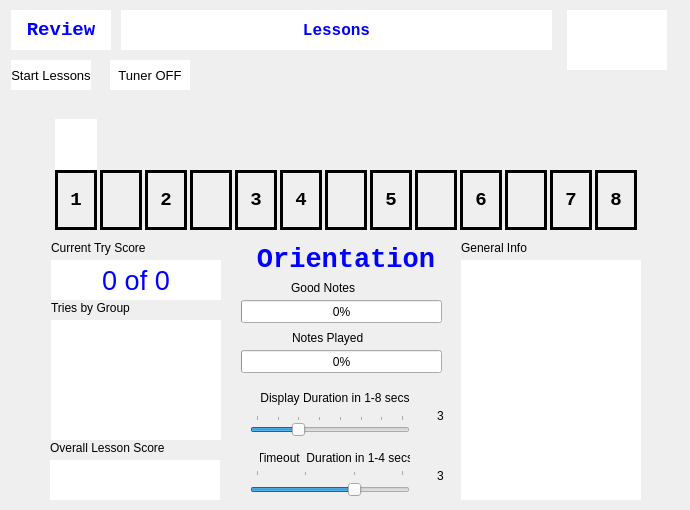
Old version of the form widget.ui in the repository knordine11/knThreadedQuizFull.
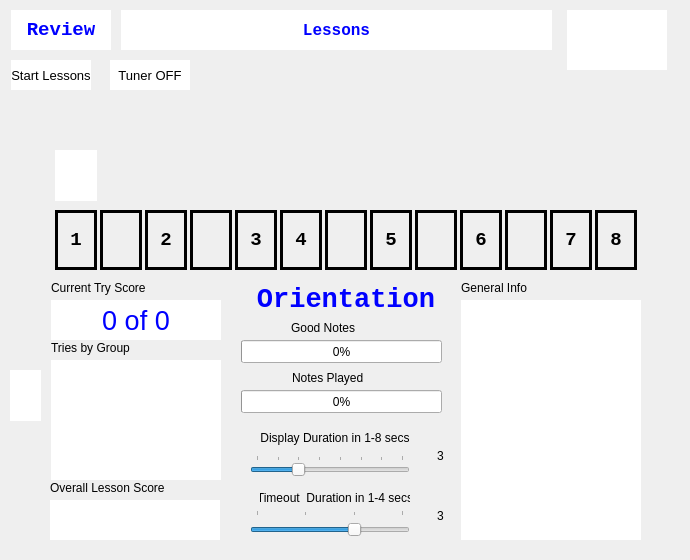
New version of the form.

Commit message: added -1 octave shift bug fix on seg fault

Diff of the .ui file:
```diff
--- a/widget.ui
+++ b/widget.ui
@@ -7,7 +7,7 @@
     <x>0</x>
     <y>0</y>
     <width>690</width>
-    <height>510</height>
+    <height>560</height>
    </rect>
   </property>
   <property name="windowTitle">
@@ -17,7 +17,7 @@
    <property name="geometry">
     <rect>
      <x>241</x>
-     <y>350</y>
+     <y>390</y>
      <width>201</width>
      <height>23</height>
     </rect>
@@ -33,7 +33,7 @@
    <property name="geometry">
     <rect>
      <x>260</x>
-     <y>450</y>
+     <y>490</y>
      <width>150</width>
      <height>16</height>
     </rect>
@@ -52,7 +52,7 @@
    <property name="geometry">
     <rect>
      <x>260</x>
-     <y>390</y>
+     <y>430</y>
      <width>150</width>
      <height>16</height>
     </rect>
@@ -68,7 +68,7 @@
    <property name="geometry">
     <rect>
      <x>461</x>
-     <y>260</y>
+     <y>300</y>
      <width>180</width>
      <height>240</height>
     </rect>
@@ -89,7 +89,7 @@
    <property name="geometry">
     <rect>
      <x>51</x>
-     <y>240</y>
+     <y>280</y>
      <width>150</width>
      <height>16</height>
     </rect>
@@ -102,7 +102,7 @@
    <property name="geometry">
     <rect>
      <x>292</x>
-     <y>330</y>
+     <y>370</y>
      <width>150</width>
      <height>16</height>
     </rect>
@@ -115,7 +115,7 @@
    <property name="geometry">
     <rect>
      <x>190</x>
-     <y>170</y>
+     <y>210</y>
      <width>42</width>
      <height>60</height>
     </rect>
@@ -143,7 +143,7 @@
    <property name="geometry">
     <rect>
      <x>291</x>
-     <y>280</y>
+     <y>320</y>
      <width>150</width>
      <height>16</height>
     </rect>
@@ -175,7 +175,7 @@
    <property name="geometry">
     <rect>
      <x>250</x>
-     <y>415</y>
+     <y>455</y>
      <width>160</width>
      <height>21</height>
     </rect>
@@ -229,7 +229,7 @@
    <property name="geometry">
     <rect>
      <x>51</x>
-     <y>300</y>
+     <y>340</y>
      <width>150</width>
      <height>16</height>
     </rect>
@@ -269,7 +269,7 @@
    <property name="geometry">
     <rect>
      <x>241</x>
-     <y>300</y>
+     <y>340</y>
      <width>201</width>
      <height>23</height>
     </rect>
@@ -285,7 +285,7 @@
    <property name="geometry">
     <rect>
      <x>370</x>
-     <y>170</y>
+     <y>210</y>
      <width>42</width>
      <height>60</height>
     </rect>
@@ -340,7 +340,7 @@
    <property name="geometry">
     <rect>
      <x>595</x>
-     <y>170</y>
+     <y>210</y>
      <width>42</width>
      <height>60</height>
     </rect>
@@ -386,7 +386,7 @@
    <property name="geometry">
     <rect>
      <x>415</x>
-     <y>170</y>
+     <y>210</y>
      <width>42</width>
      <height>60</height>
     </rect>
@@ -414,7 +414,7 @@
    <property name="geometry">
     <rect>
      <x>325</x>
-     <y>170</y>
+     <y>210</y>
      <width>42</width>
      <height>60</height>
     </rect>
@@ -442,7 +442,7 @@
    <property name="geometry">
     <rect>
      <x>250</x>
-     <y>470</y>
+     <y>510</y>
      <width>160</width>
      <height>31</height>
     </rect>
@@ -470,7 +470,7 @@
    <property name="geometry">
     <rect>
      <x>460</x>
-     <y>170</y>
+     <y>210</y>
      <width>42</width>
      <height>60</height>
     </rect>
@@ -498,7 +498,7 @@
    <property name="geometry">
     <rect>
      <x>145</x>
-     <y>170</y>
+     <y>210</y>
      <width>42</width>
      <height>60</height>
     </rect>
@@ -526,7 +526,7 @@
    <property name="geometry">
     <rect>
      <x>241</x>
-     <y>240</y>
+     <y>280</y>
      <width>210</width>
      <height>40</height>
     </rect>
@@ -552,7 +552,7 @@
    <property name="geometry">
     <rect>
      <x>461</x>
-     <y>240</y>
+     <y>280</y>
      <width>150</width>
      <height>16</height>
     </rect>
@@ -565,7 +565,7 @@
    <property name="geometry">
     <rect>
      <x>280</x>
-     <y>170</y>
+     <y>210</y>
      <width>42</width>
      <height>60</height>
     </rect>
@@ -593,7 +593,7 @@
    <property name="geometry">
     <rect>
      <x>55</x>
-     <y>170</y>
+     <y>210</y>
      <width>42</width>
      <height>60</height>
     </rect>
@@ -621,7 +621,7 @@
    <property name="geometry">
     <rect>
      <x>50</x>
-     <y>440</y>
+     <y>480</y>
      <width>150</width>
      <height>16</height>
     </rect>
@@ -634,7 +634,7 @@
    <property name="geometry">
     <rect>
      <x>235</x>
-     <y>170</y>
+     <y>210</y>
      <width>42</width>
      <height>60</height>
     </rect>
@@ -662,7 +662,7 @@
    <property name="geometry">
     <rect>
      <x>550</x>
-     <y>170</y>
+     <y>210</y>
      <width>42</width>
      <height>60</height>
     </rect>
@@ -690,23 +690,32 @@
    <property name="geometry">
     <rect>
      <x>51</x>
-     <y>320</y>
+     <y>360</y>
      <width>170</width>
      <height>120</height>
     </rect>
    </property>
+   <property name="font">
+    <font>
+     <pointsize>14</pointsize>
+    </font>
+   </property>
    <property name="styleSheet">
-    <string notr="true">background: white;</string>
+    <string notr="true">background: white;
+color: blue;</string>
    </property>
    <property name="text">
     <string/>
    </property>
+   <property name="alignment">
+    <set>Qt::AlignmentFlag::AlignCenter</set>
+   </property>
   </widget>
   <widget class="QLabel" name="lb_arrow">
    <property name="geometry">
     <rect>
      <x>55</x>
-     <y>119</y>
+     <y>150</y>
      <width>42</width>
      <height>51</height>
     </rect>
@@ -725,7 +734,7 @@
    <property name="geometry">
     <rect>
      <x>505</x>
-     <y>170</y>
+     <y>210</y>
      <width>42</width>
      <height>60</height>
     </rect>
@@ -749,27 +758,36 @@
     <set>Qt::AlignmentFlag::AlignCenter</set>
    </property>
   </widget>
-  <widget class="QLabel" name="lb_score_2">
+  <widget class="QLabel" name="lb_lessonAvg">
    <property name="geometry">
     <rect>
      <x>50</x>
-     <y>460</y>
+     <y>500</y>
      <width>170</width>
      <height>40</height>
     </rect>
    </property>
+   <property name="font">
+    <font>
+     <pointsize>14</pointsize>
+    </font>
+   </property>
    <property name="styleSheet">
-    <string notr="true">background: white;</string>
+    <string notr="true">background: white;
+color: blue;</string>
    </property>
    <property name="text">
     <string/>
    </property>
+   <property name="alignment">
+    <set>Qt::AlignmentFlag::AlignCenter</set>
+   </property>
   </widget>
   <widget class="QLabel" name="note0s">
    <property name="geometry">
     <rect>
      <x>100</x>
-     <y>170</y>
+     <y>210</y>
      <width>42</width>
      <height>60</height>
     </rect>
@@ -797,7 +815,7 @@
    <property name="geometry">
     <rect>
      <x>51</x>
-     <y>260</y>
+     <y>300</y>
      <width>170</width>
      <height>40</height>
     </rect>
@@ -822,7 +840,7 @@
    <property name="geometry">
     <rect>
      <x>430</x>
-     <y>400</y>
+     <y>440</y>
      <width>21</width>
      <height>31</height>
     </rect>
@@ -838,7 +856,7 @@
    <property name="geometry">
     <rect>
      <x>430</x>
-     <y>460</y>
+     <y>500</y>
      <width>21</width>
      <height>31</height>
     </rect>
@@ -896,6 +914,50 @@
     <string>Tuner OFF</string>
    </property>
   </widget>
+  <widget class="QLabel" name="lb_trycnt">
+   <property name="geometry">
+    <rect>
+     <x>10</x>
+     <y>370</y>
+     <width>31</width>
+     <height>51</height>
+    </rect>
+   </property>
+   <property name="font">
+    <font>
+     <pointsize>14</pointsize>
+    </font>
+   </property>
+   <property name="styleSheet">
+    <string notr="true">background: white;
+color: blue;</string>
+   </property>
+   <property name="text">
+    <string/>
+   </property>
+   <property name="alignment">
+    <set>Qt::AlignmentFlag::AlignCenter</set>
+   </property>
+  </widget>
+  <widget class="QLabel" name="lb_Octave">
+   <property name="geometry">
+    <rect>
+     <x>55</x>
+     <y>120</y>
+     <width>42</width>
+     <height>21</height>
+    </rect>
+   </property>
+   <property name="styleSheet">
+    <string notr="true"/>
+   </property>
+   <property name="text">
+    <string/>
+   </property>
+   <property name="alignment">
+    <set>Qt::AlignmentFlag::AlignCenter</set>
+   </property>
+  </widget>
  </widget>
  <resources/>
  <connections/>
```
The commit also changes 2 other files.
